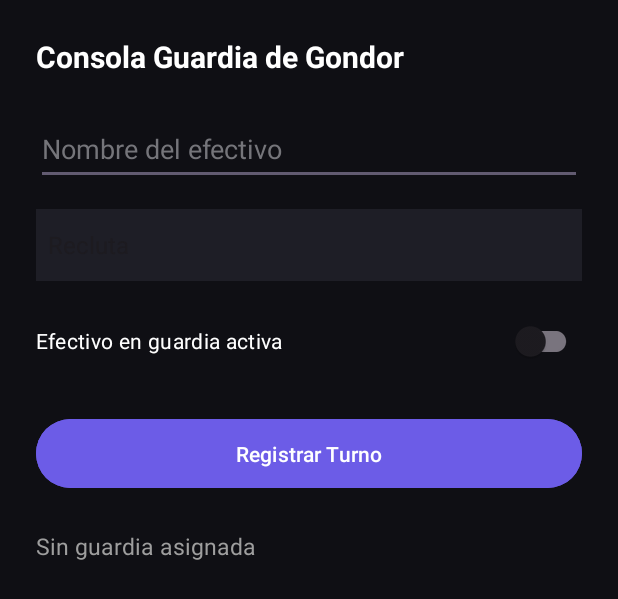
After one commit to Ayoub-Atidi-Belbaz/El_Registro_de_Guardias_De_La_Ciudadela, an Android app: the layout activity_preferencias.xml on its own in the app's theme, with its tools: preview values and no code run, on a phone screen of 412 x 824 dp. The commit adds this screen. Shown: the top 599 px of the screen. Run offline under Robolectric (Android 15) with nearby library versions, the phone set to English and light mode, and no system bars.

Commit message:
Interfaz y recursos de  guardia

```diff
--- /dev/null
+++ b/app/src/main/res/layout/activity_preferencias.xml
@@ -0,0 +1,63 @@
+<?xml version="1.0" encoding="utf-8"?>
+<LinearLayout xmlns:android="http://schemas.android.com/apk/res/android"
+    android:layout_width="match_parent"
+    android:layout_height="match_parent"
+    android:background="#0F0F14"
+    android:orientation="vertical"
+    android:padding="24dp">
+
+    <TextView
+        android:layout_width="wrap_content"
+        android:layout_height="wrap_content"
+        android:layout_marginBottom="24dp"
+        android:text="Consola Guardia de Gondor"
+        android:textColor="#FFFFFF"
+        android:textSize="20sp"
+        android:textStyle="bold" />
+
+    <EditText
+        android:id="@+id/etNombreGuardia"
+        android:layout_width="match_parent"
+        android:layout_height="48dp"
+        android:layout_marginBottom="16dp"
+        android:hint="Nombre del efectivo"
+        android:inputType="textPersonName"
+        android:textColor="#FFFFFF"
+        android:textColorHint="#75757A">
+        <requestFocus />
+    </EditText>
+
+    <Spinner
+        android:id="@+id/spRango"
+        android:layout_width="match_parent"
+        android:layout_height="48dp"
+        android:layout_marginBottom="16dp"
+        android:background="#1E1E26"
+        android:entries="@array/rangos_guardia" />
+
+    <androidx.appcompat.widget.SwitchCompat
+        android:id="@+id/swEstadoTurno"
+        android:layout_width="match_parent"
+        android:layout_height="48dp"
+        android:layout_marginBottom="24dp"
+        android:text="Efectivo en guardia activa"
+        android:textColor="#FFFFFF" />
+
+    <Button
+        android:id="@+id/btnGuardarPref"
+        android:layout_width="match_parent"
+        android:layout_height="54dp"
+        android:layout_marginBottom="24dp"
+        android:backgroundTint="#6C5CE7"
+        android:text="Registrar Turno"
+        android:textColor="#FFFFFF" />
+
+    <TextView
+        android:id="@+id/tvUltimoRegistro"
+        android:layout_width="match_parent"
+        android:layout_height="wrap_content"
+        android:text="Sin guardia asignada"
+        android:textColor="#9E9E9E"
+        android:textSize="15sp" />
+
+</LinearLayout>
--- a/app/src/main/res/values/strings.xml
+++ b/app/src/main/res/values/strings.xml
@@ -1,3 +1,8 @@
 <resources>
     <string name="app_name">El_Registro_de_Guardias_De_La_Ciudadela</string>
+    <string-array name="rangos_guardia">
+        <item>Recluta</item>
+        <item>Capitan</item>
+        <item>Veterano</item>
+    </string-array>
 </resources>
```
